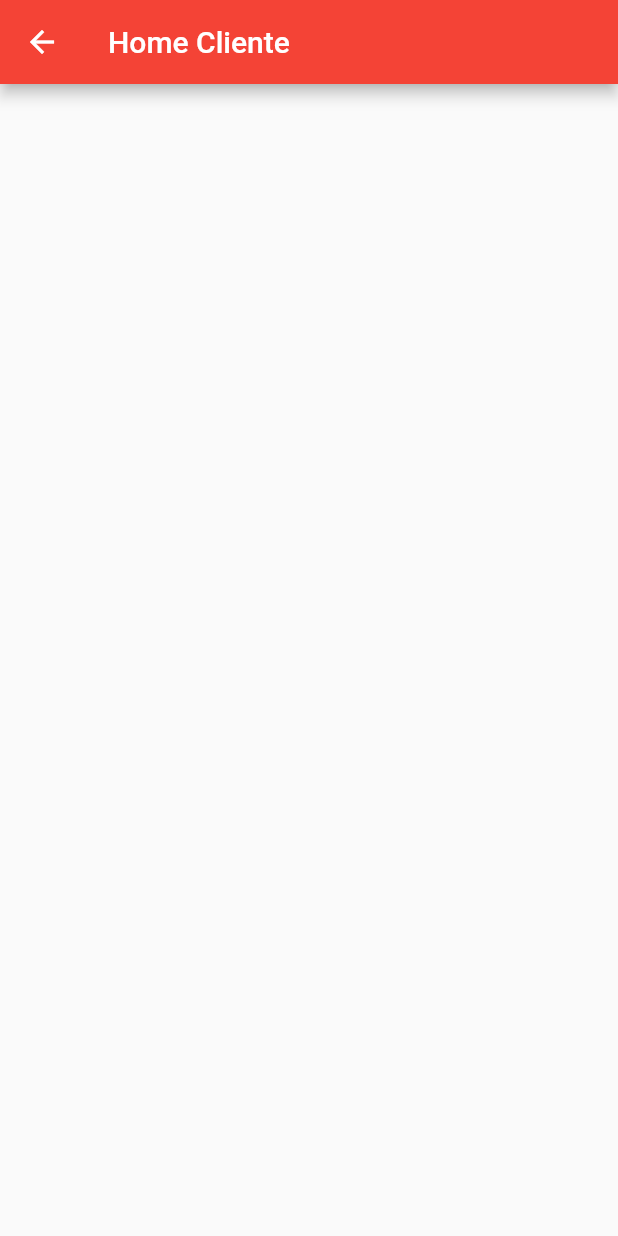
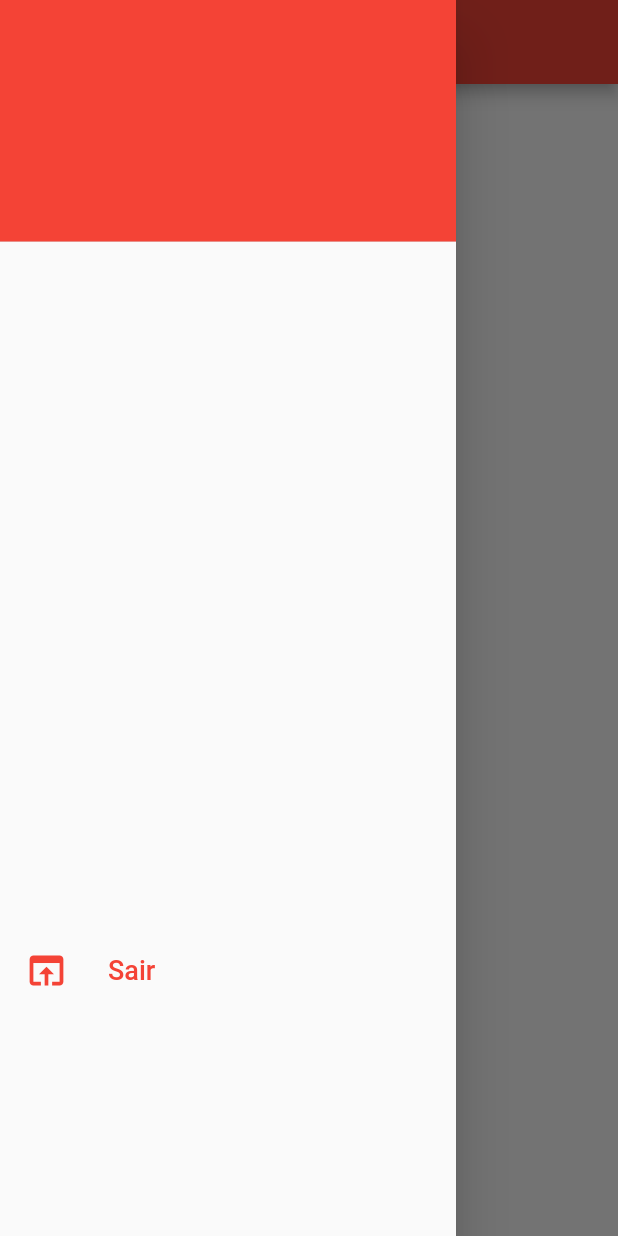
Before and after one commit to gustavomrv/Projeto_Flutter_Paiva_Seguros, a Flutter app: the HomeClienteScreen screen opened directly, with the side drawer open (before the commit the screen has no drawer), on a phone screen of 412 x 824 dp. Run offline on Flutter 3.47's test engine with Material 2 defaults, Android fonts, the phone set to English and light mode, and no system bars; our stand-ins replace brasil_fields, cloud_firestore, firebase_auth, firebase_core, firebase_storage, flutter_mobx and 2 more; accounts and stored records are empty; generated files the repository leaves out were written again; network calls fail.

Commit message:
drawer_add

```diff
--- a/paiva_seguros/lib/screen/home_cliente.dart
+++ b/paiva_seguros/lib/screen/home_cliente.dart
@@ -1,13 +1,15 @@
 // ignore_for_file: prefer_const_constructors_in_immutables, prefer_const_constructors
 
 import 'package:flutter/material.dart';
+import 'package:paiva_seguros/screen/my_drawer.dart';
 
 class HomeClienteScreen extends StatelessWidget {
   HomeClienteScreen({ Key? key }) : super(key: key);
   @override
   Widget build(BuildContext context) {
     return Scaffold(
-      appBar: AppBar(title: Text("Home Cliente"), backgroundColor: Colors.red,)
+      appBar: AppBar(title: Text("Home Cliente"), backgroundColor: Colors.red,),
+      drawer: MyDrawer(),
     );
   }
 }
--- /dev/null
+++ b/paiva_seguros/lib/screen/my_drawer.dart
@@ -0,0 +1,36 @@
+// ignore_for_file: prefer_const_literals_to_create_immutables, prefer_const_constructors, sort_child_properties_last
+
+import 'package:flutter/material.dart';
+import 'package:paiva_seguros/screen/login.dart';
+
+class MyDrawer extends StatelessWidget {
+  const MyDrawer({Key? key}) : super(key: key);
+
+  @override
+  Widget build(BuildContext context) {
+    return Drawer(
+      child: ListView(children: [
+        DrawerHeader(
+          child: Text(""),
+          decoration: BoxDecoration(color: Colors.red),
+        ),
+        SizedBox(height: 450,),
+        ClipRRect(
+          borderRadius: BorderRadius.only(
+            topLeft: Radius.circular(32),
+            bottomLeft: Radius.circular(32),
+            ),
+          child: ListTile(
+            leading: Icon(Icons.open_in_browser, color: Colors.red, size: 30,),
+            title: Text('Sair', style: TextStyle(color: Colors.red, fontSize: 18),),
+            onTap: () {
+              Navigator.of(context)
+                .push(MaterialPageRoute(builder: (v) => LoginScreen()));
+            },
+            selected: true,
+          ),
+        ),
+      ]),
+    );
+  }
+}
```
